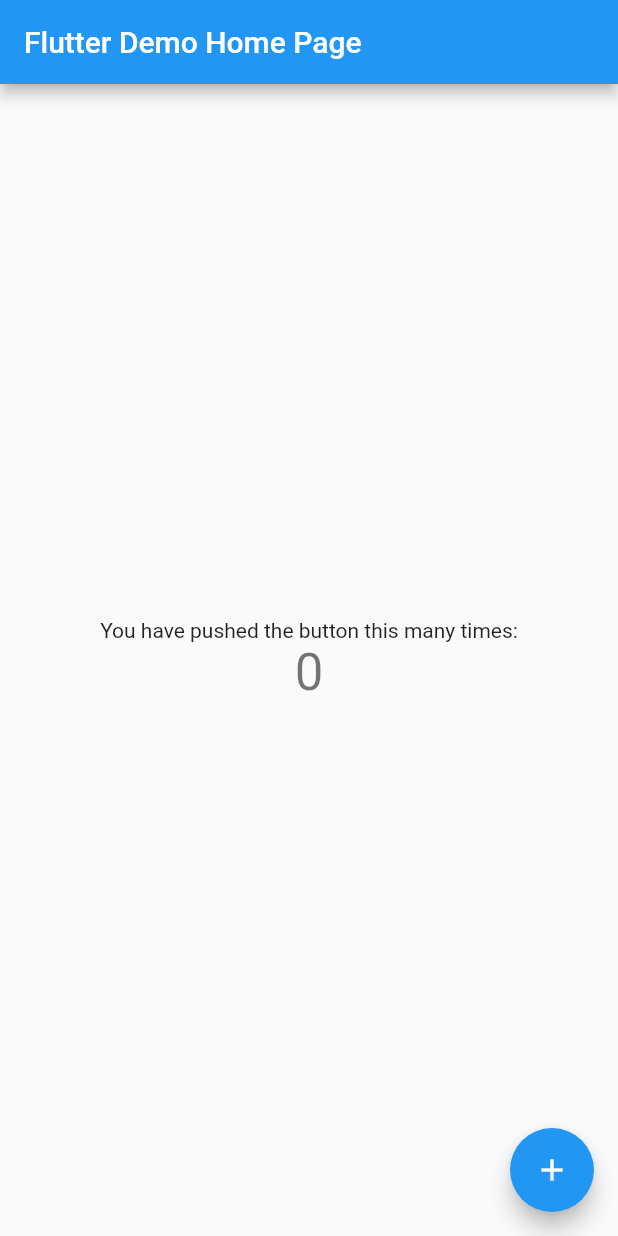
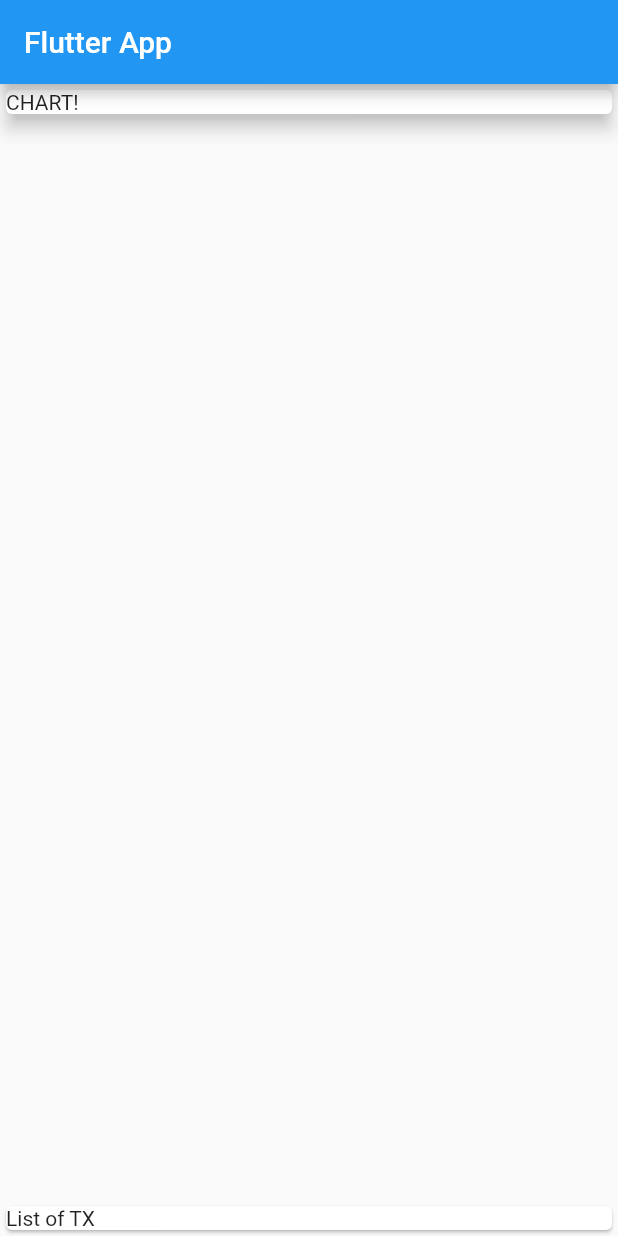
Before and after one commit to jackjhall22/expenseTracker, a Flutter app: the screen it shows after launch, on a phone screen of 412 x 824 dp. Run offline on Flutter 3.47's test engine with Material 2 defaults, Android fonts, the phone set to English and light mode, and no system bars.

Commit message:
update main to hold two principle widgets

```diff
--- a/lib/main.dart
+++ b/lib/main.dart
@@ -1,117 +1,37 @@
 import 'package:flutter/material.dart';
 
-void main() {
-  runApp(MyApp());
-}
+void main() => runApp(MyApp());
 
 class MyApp extends StatelessWidget {
-  // This widget is the root of your application.
   @override
   Widget build(BuildContext context) {
     return MaterialApp(
-      title: 'Flutter Demo',
-      theme: ThemeData(
-        // This is the theme of your application.
-        //
-        // Try running your application with "flutter run". You'll see the
-        // application has a blue toolbar. Then, without quitting the app, try
-        // changing the primarySwatch below to Colors.green and then invoke
-        // "hot reload" (press "r" in the console where you ran "flutter run",
-        // or simply save your changes to "hot reload" in a Flutter IDE).
-        // Notice that the counter didn't reset back to zero; the application
-        // is not restarted.
-        primarySwatch: Colors.blue,
-        // This makes the visual density adapt to the platform that you run
-        // the app on. For desktop platforms, the controls will be smaller and
-        // closer together (more dense) than on mobile platforms.
-        visualDensity: VisualDensity.adaptivePlatformDensity,
-      ),
-      home: MyHomePage(title: 'Flutter Demo Home Page'),
+      title: 'Flutter App',
+      home: MyHomePage(),
     );
   }
 }
 
-class MyHomePage extends StatefulWidget {
-  MyHomePage({Key key, this.title}) : super(key: key);
-
-  // This widget is the home page of your application. It is stateful, meaning
-  // that it has a State object (defined below) that contains fields that affect
-  // how it looks.
-
-  // This class is the configuration for the state. It holds the values (in this
-  // case the title) provided by the parent (in this case the App widget) and
-  // used by the build method of the State. Fields in a Widget subclass are
-  // always marked "final".
-
-  final String title;
-
-  @override
-  _MyHomePageState createState() => _MyHomePageState();
-}
-
-class _MyHomePageState extends State<MyHomePage> {
-  int _counter = 0;
-
-  void _incrementCounter() {
-    setState(() {
-      // This call to setState tells the Flutter framework that something has
-      // changed in this State, which causes it to rerun the build method below
-      // so that the display can reflect the updated values. If we changed
-      // _counter without calling setState(), then the build method would not be
-      // called again, and so nothing would appear to happen.
-      _counter++;
-    });
-  }
-
+class MyHomePage extends StatelessWidget {
   @override
   Widget build(BuildContext context) {
-    // This method is rerun every time setState is called, for instance as done
-    // by the _incrementCounter method above.
-    //
-    // The Flutter framework has been optimized to make rerunning build methods
-    // fast, so that you can just rebuild anything that needs updating rather
-    // than having to individually change instances of widgets.
     return Scaffold(
       appBar: AppBar(
-        // Here we take the value from the MyHomePage object that was created by
-        // the App.build method, and use it to set our appbar title.
-        title: Text(widget.title),
+        title: Text('Flutter App'),
       ),
-      body: Center(
-        // Center is a layout widget. It takes a single child and positions it
-        // in the middle of the parent.
-        child: Column(
-          // Column is also a layout widget. It takes a list of children and
-          // arranges them vertically. By default, it sizes itself to fit its
-          // children horizontally, and tries to be as tall as its parent.
-          //
-          // Invoke "debug painting" (press "p" in the console, choose the
-          // "Toggle Debug Paint" action from the Flutter Inspector in Android
-          // Studio, or the "Toggle Debug Paint" command in Visual Studio Code)
-          // to see the wireframe for each widget.
-          //
-          // Column has various properties to control how it sizes itself and
-          // how it positions its children. Here we use mainAxisAlignment to
-          // center the children vertically; the main axis here is the vertical
-          // axis because Columns are vertical (the cross axis would be
-          // horizontal).
-          mainAxisAlignment: MainAxisAlignment.center,
-          children: <Widget>[
-            Text(
-              'You have pushed the button this many times:',
-            ),
-            Text(
-              '$_counter',
-              style: Theme.of(context).textTheme.headline4,
-            ),
-          ],
-        ),
+      body: Column(
+        mainAxisAlignment: MainAxisAlignment.spaceBetween,
+        crossAxisAlignment: CrossAxisAlignment.stretch,
+        children: <Widget>[
+          Card(
+            child: Container(width: double.infinity, child: Text('CHART!')),
+            elevation: 5,
+          ),
+          Card(
+            child: Text('List of TX'),
+          ),
+        ],
       ),
-      floatingActionButton: FloatingActionButton(
-        onPressed: _incrementCounter,
-        tooltip: 'Increment',
-        child: Icon(Icons.add),
-      ), // This trailing comma makes auto-formatting nicer for build methods.
     );
   }
 }
```
